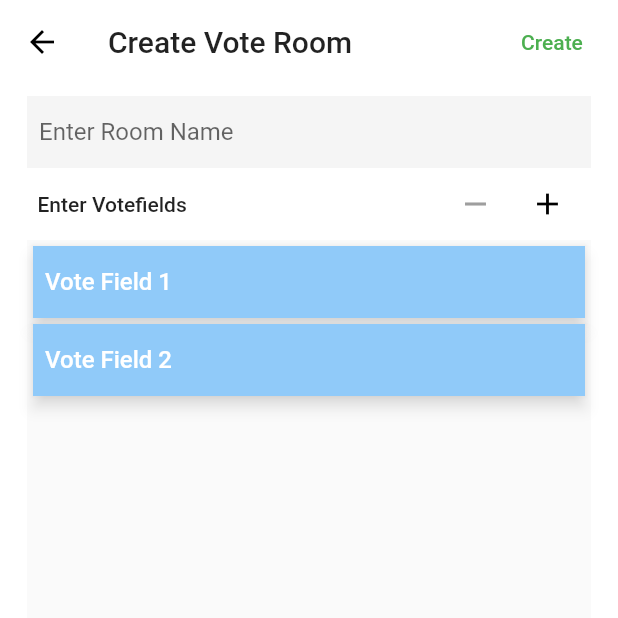
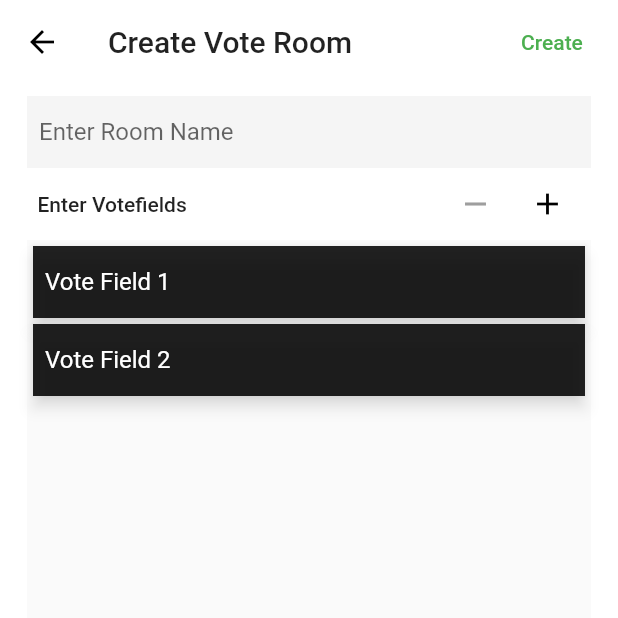
Before and after one commit to Adarsh0603/Firevote, a Flutter app: the screen it shows once a user with an empty profile is signed in, after a tap on "Create Voteroom", on a phone screen of 412 x 824 dp, the top half of it. Run offline on Flutter 3.47's test engine with Material 2 defaults, Android fonts, the phone set to English and light mode, and no system bars; our stand-ins replace cloud_firestore, firebase_auth, firebase_core, flutter_signin_button, google_sign_in, share; accounts and stored records are empty.

```diff
--- a/lib/constants.dart
+++ b/lib/constants.dart
@@ -1,9 +1,9 @@
 import 'package:flutter/material.dart';
 
 const kPrimaryColor = Colors.white;
-const kAppBarTextStyle = TextStyle(color: Colors.black54);
-const kAccentColor = Colors.green;
-const kWhiteText = TextStyle(color: Colors.white, fontWeight: FontWeight.bold);
+const kAppBarTextStyle = TextStyle(color: Colors.black);
+const kAccentColor = Colors.black;
+const kWhiteText = TextStyle(color: Colors.white, fontWeight: FontWeight.w500);
 //AuthScreen
 
 const kAuthFormInputDecoration = InputDecoration(hintText: 'Name');
--- a/lib/screens/auth_screen.dart
+++ b/lib/screens/auth_screen.dart
@@ -1,3 +1,4 @@
+import 'package:firevote/constants.dart';
 import 'package:firevote/data/auth.dart';
 import 'package:flutter/material.dart';
 import 'package:flutter_signin_button/flutter_signin_button.dart';
@@ -10,14 +11,15 @@ class AuthScreen extends StatelessWidget {
       backgroundColor: Colors.grey[200],
       appBar: AppBar(
         elevation: 0,
-        title: Text('Log in to Continue'),
+        backgroundColor: Colors.black,
+        title: Text('Firevotes', style: kWhiteText),
       ),
       body: Column(
         mainAxisAlignment: MainAxisAlignment.center,
         children: [
           Center(
             child: SignInButton(
-              Buttons.GoogleDark,
+              Buttons.Google,
               text: "Sign in with Google",
               onPressed: () async {
                 await Provider.of<Auth>(context, listen: false)
--- a/lib/screens/splash_screen.dart
+++ b/lib/screens/splash_screen.dart
@@ -6,7 +6,7 @@ class SplashScreen extends StatelessWidget {
     return Scaffold(
       body: Center(
           child: Text(
-        'FireVote',
+        'Firevotes',
         style: TextStyle(fontWeight: FontWeight.w500, color: Colors.grey),
       )),
     );
--- a/lib/widgets/app_drawer.dart
+++ b/lib/widgets/app_drawer.dart
@@ -1,3 +1,4 @@
+import 'package:firevote/constants.dart';
 import 'package:firevote/data/auth.dart';
 import 'package:firevote/data/voteroom.dart';
 import 'package:flutter/material.dart';
@@ -23,38 +24,22 @@ class AppDrawer extends StatelessWidget {
             padding: EdgeInsets.zero,
             children: <Widget>[
               Container(
-                color: Colors.white,
-                child: Column(
-                  crossAxisAlignment: CrossAxisAlignment.start,
-                  children: [
-                    Padding(
-                      padding: const EdgeInsets.symmetric(
-                          horizontal: 16.0, vertical: 8),
-                      child: Text(
-                        'Firevotes',
-                        style: TextStyle(
-                            fontWeight: FontWeight.w500,
-                            color: Colors.green,
-                            fontSize: 28),
-                      ),
-                    ),
-                    Divider(),
-                    ListTile(
+                color: Colors.black,
+                child: ListTile(
                   // leading: Icon(Icons.person),
                   title: Column(
                     crossAxisAlignment: CrossAxisAlignment.start,
                     children: [
                       Text('Logged In as:',
-                              style:
-                                  TextStyle(fontSize: 10, color: Colors.grey)),
-                          Text(voteRoom.user.displayName),
-                        ],
-                      ),
+                          style: TextStyle(fontSize: 10, color: Colors.grey)),
+                      Text(
+                        voteRoom.user.displayName,
+                        style: kWhiteText,
                       ),
                     ],
                   ),
                 ),
-              Divider(),
+              ),
               ListTile(
                 leading: Icon(Icons.logout),
                 title: Text('Sign Out'),
--- a/lib/widgets/create_join.dart
+++ b/lib/widgets/create_join.dart
@@ -24,7 +24,7 @@ class CreateJoin extends StatelessWidget {
             children: [
               Expanded(
                 child: FlatButton(
-                  color: Colors.blue[300],
+                  color: Colors.green[400],
                   child: Text(
                     'Create Voteroom',
                     textAlign: TextAlign.center,
--- a/lib/widgets/create_vote_room.dart
+++ b/lib/widgets/create_vote_room.dart
@@ -117,12 +117,12 @@ class _CreateVoteRoomState extends State<CreateVoteRoom> {
                           child: Material(
                             elevation: 4,
                             shadowColor: Colors.white,
-                            color: Colors.blue[200],
+                            color: Colors.black87,
                             child: TextFormField(
                               cursorColor: Colors.white,
                               style: TextStyle(
                                   color: Colors.white,
-                                  fontWeight: FontWeight.w500),
+                                  fontWeight: FontWeight.w400),
                               validator: (value) => value.isEmpty
                                   ? 'Vote field cannot be empty!'
                                   : null,
--- a/lib/widgets/custom_app_bar.dart
+++ b/lib/widgets/custom_app_bar.dart
@@ -5,9 +5,9 @@ class CustomAppBar {
   static getAppBar(BuildContext context, String title) {
     return AppBar(
       iconTheme: IconThemeData(color: Colors.black),
-      centerTitle: true,
+      centerTitle: false,
       elevation: 0,
-      backgroundColor: kPrimaryColor,
+      backgroundColor: Colors.white,
       title: Text(title, style: kAppBarTextStyle),
     );
   }
--- a/lib/widgets/custom_loader.dart
+++ b/lib/widgets/custom_loader.dart
@@ -4,7 +4,7 @@ class CustomLoader extends StatelessWidget {
   final double width;
   final double thickness;
 
-  CustomLoader({this.width = 12, this.thickness = 2});
+  CustomLoader({this.width = 24, this.thickness = 3});
 
   @override
   Widget build(BuildContext context) {
--- a/pubspec.yaml
+++ b/pubspec.yaml
@@ -27,7 +27,6 @@ dependencies:
   cupertino_icons: ^0.1.3
   provider: ^4.3.2+2
   google_sign_in: ^4.5.1
-  shared_preferences: ^0.5.12
   firebase_core: ^0.5.0+1
   firebase_auth: ^0.18.1+1
   cloud_firestore: ^0.14.1+1
```
Also changed, not shown: lib/data/voteroom.dart (+8 -5 lines), lib/screens/active_room.dart (+19 -18 lines), lib/screens/joined_room.dart (+10 -2 lines), lib/widgets/join_vote_room.dart (+13 -7 lines), lib/widgets/vote_tile.dart (+10 -7 lines), pubspec.lock, 7 other files. Lines whose indentation alone changed are shown as unchanged.
